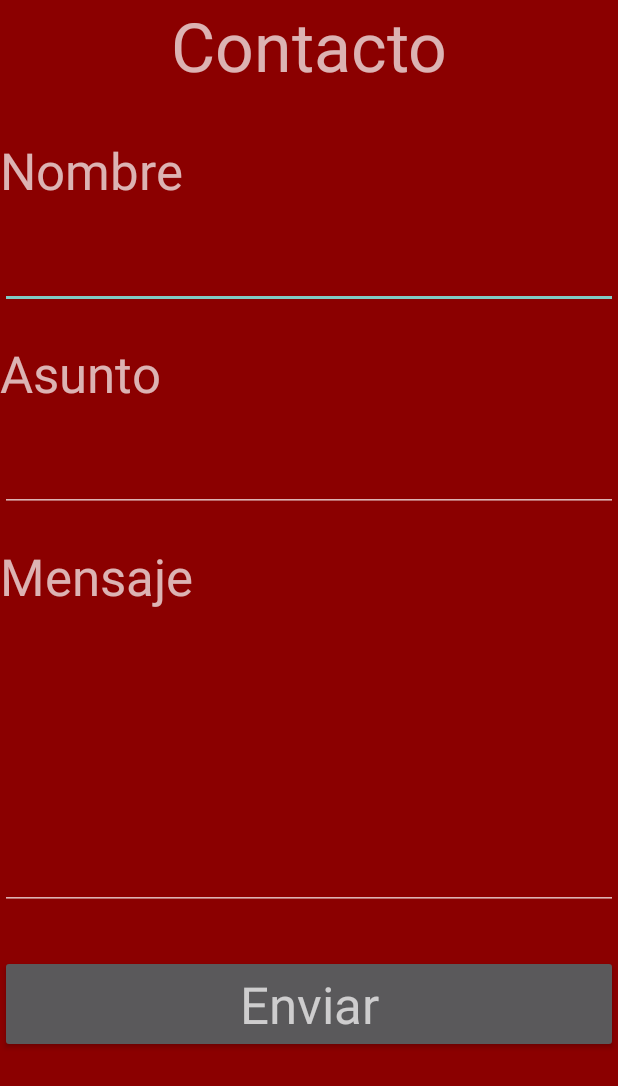
After one commit to BPAndvid16/FisioApp, an Android app: the Contacto screen opened directly, with no data from a screen before it, on a phone screen of 412 x 824 dp. The commit adds this screen. Shown: the top 1086 px of the screen. Run offline under Robolectric (Android 15) with nearby library versions, the light colour scheme and no system bars.

Commit message:
Envio de mensaje por Wa

```diff
--- a/app/src/main/AndroidManifest.xml
+++ b/app/src/main/AndroidManifest.xml
@@ -9,6 +9,9 @@
         android:roundIcon="@mipmap/ic_launcher_round"
         android:supportsRtl="true"
         android:theme="@style/Theme.AppCompat.NoActionBar">
+        <activity
+            android:name=".Contacto"
+            android:exported="true" />
         <activity
             android:name=".Chat"
             android:exported="true" />
--- /dev/null
+++ b/app/src/main/java/com/example/tesisapp/Contacto.kt
@@ -0,0 +1,40 @@
+package com.example.tesisapp
+
+import android.content.Intent
+import android.net.Uri
+import androidx.appcompat.app.AppCompatActivity
+import android.os.Bundle
+import android.widget.Button
+import android.widget.EditText
+
+class Contacto : AppCompatActivity() {
+
+    lateinit var nombre: EditText
+    lateinit var asunto: EditText
+    lateinit var mensaje: EditText
+    lateinit var EnviarBtn: Button
+
+    override fun onCreate(savedInstanceState: Bundle?) {
+        super.onCreate(savedInstanceState)
+        setContentView(R.layout.activity_contacto)
+
+        nombre = findViewById(R.id.nombreContacto)
+        asunto = findViewById(R.id.asuntoContacto)
+        mensaje = findViewById(R.id.mensajeContacto)
+        EnviarBtn = findViewById(R.id.btncontacto)
+
+
+        EnviarBtn.setOnClickListener{
+            enviar()
+        }
+
+    }
+
+    fun enviar(){
+        val link = "https://wa.me/573208863746?text=" + "Nombre:%0A%0A"+ nombre.text + "%0A%0A" + "Asunto:%0A%0A" + asunto.text + "%0A%0AMensaje:" +  "%0A%0A" + mensaje.text
+        val whaIntent: Intent = Intent(Intent.ACTION_VIEW)
+        whaIntent.setData(Uri.parse(link))
+        startActivity(whaIntent)
+    }
+
+}
--- a/app/src/main/java/com/example/tesisapp/Home.kt
+++ b/app/src/main/java/com/example/tesisapp/Home.kt
@@ -33,7 +33,7 @@ class Home : AppCompatActivity() {
         }
 
         btnChat.setOnClickListener {
-            val chatIntent: Intent = Intent(this,Chat::class.java)
+            val chatIntent: Intent = Intent(this,Contacto::class.java)
             startActivity(chatIntent)
         }
 
--- /dev/null
+++ b/app/src/main/res/layout/activity_contacto.xml
@@ -0,0 +1,95 @@
+<?xml version="1.0" encoding="utf-8"?>
+<androidx.constraintlayout.widget.ConstraintLayout xmlns:android="http://schemas.android.com/apk/res/android"
+    xmlns:app="http://schemas.android.com/apk/res-auto"
+    xmlns:tools="http://schemas.android.com/tools"
+    android:layout_width="match_parent"
+    android:layout_height="match_parent"
+    tools:context=".Contacto"
+    android:background="@color/rojooscuro">
+
+    <ScrollView
+        android:layout_width="match_parent"
+        android:layout_height="match_parent"
+        app:layout_constraintBottom_toBottomOf="parent"
+        app:layout_constraintEnd_toEndOf="parent"
+        app:layout_constraintStart_toStartOf="parent"
+        app:layout_constraintTop_toTopOf="parent">
+
+        <LinearLayout
+            android:layout_width="match_parent"
+            android:layout_height="wrap_content"
+            android:orientation="vertical" >
+
+            <TextView
+                android:id="@+id/textView13"
+                android:layout_width="match_parent"
+                android:layout_height="wrap_content"
+                android:gravity="center"
+                android:text="@string/contacto"
+                android:textAppearance="@style/TextAppearance.AppCompat.Display2" />
+
+            <TextView
+                android:id="@+id/textView16"
+                android:layout_width="match_parent"
+                android:layout_height="wrap_content"
+                android:text="@string/nombre"
+                android:layout_marginTop="30dp"
+                android:textAppearance="@style/TextAppearance.AppCompat.Display1" />
+
+            <EditText
+                android:id="@+id/nombreContacto"
+                android:layout_width="match_parent"
+                android:layout_height="70dp"
+
+                android:ems="10"
+                android:inputType="textPersonName"
+                tools:ignore="SpeakableTextPresentCheck"
+                android:autofillHints="" />
+
+            <TextView
+                android:id="@+id/textView14"
+                android:layout_width="match_parent"
+                android:layout_height="wrap_content"
+                android:text="@string/asunto"
+                android:layout_marginTop="20dp"
+
+                android:textAppearance="@style/TextAppearance.AppCompat.Display1" />
+
+            <EditText
+                android:id="@+id/asuntoContacto"
+                android:layout_width="match_parent"
+                android:layout_height="70dp"
+                android:ems="10"
+                android:inputType="textPersonName"
+                tools:ignore="SpeakableTextPresentCheck"
+                android:autofillHints="" />
+
+            <TextView
+                android:id="@+id/textView15"
+                android:layout_width="match_parent"
+                android:layout_height="wrap_content"
+                android:text="@string/mensaje"
+                android:layout_marginTop="20dp"
+                android:textAppearance="@style/TextAppearance.AppCompat.Display1" />
+
+            <EditText
+                android:id="@+id/mensajeContacto"
+                android:layout_width="match_parent"
+                android:layout_height="200dp"
+                android:contentDescription="@string/mensaje"
+                android:ems="10"
+                android:gravity="start|top"
+                android:inputType="textMultiLine"
+                tools:ignore="EditableContentDescCheck"
+                android:autofillHints="" />
+
+            <Button
+                android:id="@+id/btncontacto"
+                android:layout_width="match_parent"
+                android:layout_height="wrap_content"
+                android:layout_marginTop="30dp"
+                android:text="@string/enviar"
+                android:textAppearance="@style/TextAppearance.AppCompat.Display1" />
+        </LinearLayout>
+    </ScrollView>
+</androidx.constraintlayout.widget.ConstraintLayout>
--- a/app/src/main/res/values/strings.xml
+++ b/app/src/main/res/values/strings.xml
@@ -30,10 +30,11 @@
     <string name="ej9">Ejemplo #9</string>
     <string name="ej10">Ejemplo #10</string>
 
-
-
-
-
+    <string name="nombre">Nombre</string>
+    <string name="asunto">Asunto</string>
+    <string name="mensaje">Mensaje</string>
+    <string name="contacto">Contacto</string>
+    <string name="enviar">Enviar</string>
 
 
 </resources>
```
